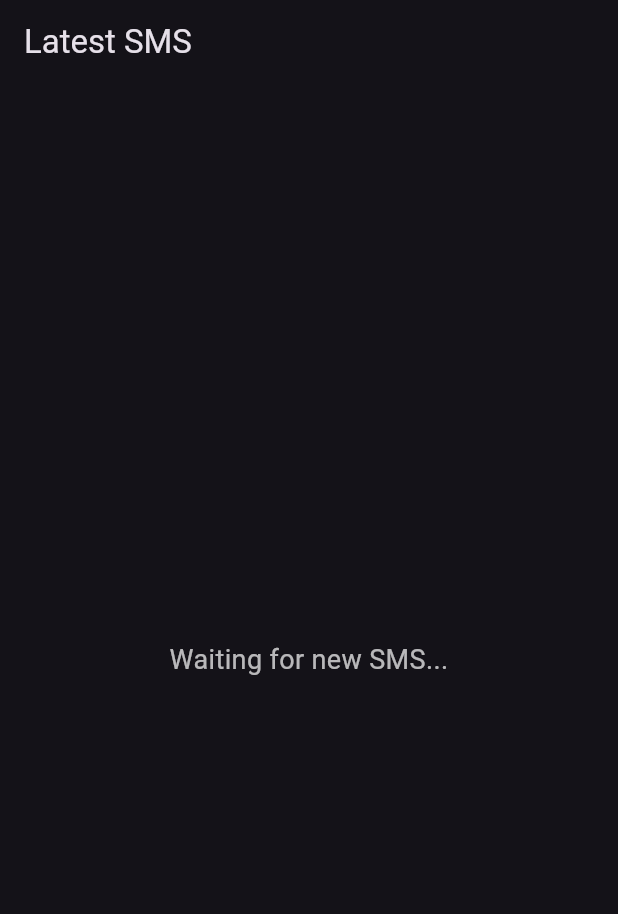
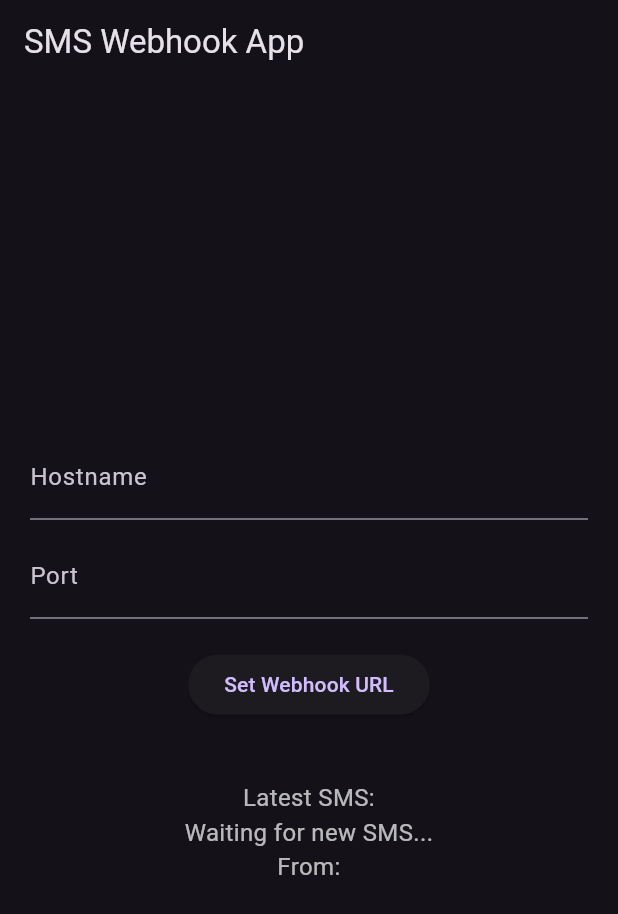
Before and after one commit to tirthraj07/Guardian360, a Flutter app: the screen it shows after launch, on a phone screen of 412 x 824 dp. Shown: the top 914 px of the screen. Run offline on Flutter 3.47's test engine with Material 3 defaults, Android fonts, the phone set to English and light mode, and no system bars; our stand-ins replace permission_handler; missing offline and left inert: flutter_sms_inbox.

Commit message:
completed sms_to_webhook app

```diff
--- a/sms_to_webhook/lib/main.dart
+++ b/sms_to_webhook/lib/main.dart
@@ -2,6 +2,8 @@ import 'package:flutter/material.dart';
 import 'package:flutter_sms_inbox/flutter_sms_inbox.dart';
 import 'package:permission_handler/permission_handler.dart';
 import 'dart:async';
+import 'dart:convert';
+import 'package:http/http.dart' as http;
 
 void main() {
   runApp(const SmsApp());
@@ -29,61 +31,156 @@ class SmsHomePage extends StatefulWidget {
 
 class _SmsHomePageState extends State<SmsHomePage> {
   final SmsQuery _query = SmsQuery();
+  final _hostnameController = TextEditingController();
+  final _portController = TextEditingController();
   String _latestMessage = "Waiting for new SMS...";
+  String _messageSender = "";
+  String? _webhookUrl;
   Timer? _timer;
+
+  String? _lastProcessedMessage; // Tracks the last processed SMS content
 
   @override
   void initState() {
     super.initState();
     _checkSmsPermission();
-    _startPollingForSms();
+  }
+
+  Future<void> _checkSmsPermission() async {
+    if (await Permission.sms.request().isGranted) {
+      debugPrint('SMS permission granted');
+    } else {
+      debugPrint('SMS permission denied');
+    }
   }
 
   void _startPollingForSms() {
+    if (_webhookUrl == null) {
+      debugPrint("Webhook URL is not set. Cannot start SMS polling.");
+      return;
+    }
+
+    _timer?.cancel(); // Ensure no duplicate timers are running
     _timer = Timer.periodic(const Duration(seconds: 1), (timer) {
       _fetchLatestSms();
     });
   }
 
-  Future<void> _checkSmsPermission() async {
-    if (await Permission.sms.request().isGranted) {
-      _fetchLatestSms();
-    } else {
-      debugPrint('SMS permission denied');
-    }
-  }
-
   Future<void> _fetchLatestSms() async {
-    if (!mounted) return;
+    if (!mounted || _webhookUrl == null) return;
 
     try {
       final messages = await _query.querySms(kinds: [SmsQueryKind.inbox], count: 1);
       if (messages.isNotEmpty && mounted) {
-        setState(() => _latestMessage = messages.first.body ?? "No content");
+        final latestMessage = messages.first.body ?? "No content";
+        final sender = messages.first.address ?? "Unknown sender";
+
+        // Send only if the message is new
+        if (latestMessage != _lastProcessedMessage) {
+          setState(() {
+            _latestMessage = latestMessage;
+            _messageSender = sender;
+          });
+          _lastProcessedMessage = latestMessage; // Update the last processed message
+          await _sendSmsToWebhook();
+        }
       }
     } catch (e) {
       debugPrint("Error fetching SMS: $e");
     }
   }
 
+  Future<void> _sendSmsToWebhook() async {
+    if (_webhookUrl == null) return;
+
+    try {
+      final response = await http.post(
+        Uri.parse(_webhookUrl!),
+        headers: {'Content-Type': 'application/json'},
+        body: jsonEncode({
+          'message_body': _latestMessage,
+          'message_sender': _messageSender,
+        }),
+      );
+
+      if (response.statusCode == 200) {
+        debugPrint('Message sent successfully to webhook');
+      } else {
+        debugPrint('Failed to send message: ${response.statusCode}');
+      }
+    } catch (e) {
+      debugPrint("Error sending SMS to webhook: $e");
+    }
+  }
+
+  void _setWebhookUrl() {
+    final hostname = _hostnameController.text.trim();
+    final port = _portController.text.trim();
+
+    if (hostname.isEmpty || port.isEmpty) {
+      ScaffoldMessenger.of(context).showSnackBar(
+        const SnackBar(content: Text("Please enter both hostname and port")),
+      );
+      return;
+    }
+
+    setState(() {
+      _webhookUrl = "http://$hostname:$port/receive_sms";
+    });
+
+    debugPrint("Webhook URL set to: $_webhookUrl");
+    ScaffoldMessenger.of(context).showSnackBar(
+      SnackBar(content: Text("Webhook URL set to: $_webhookUrl")),
+    );
+
+    _startPollingForSms();
+  }
+
   @override
   void dispose() {
     _timer?.cancel();
+    _hostnameController.dispose();
+    _portController.dispose();
     super.dispose();
   }
 
   @override
   Widget build(BuildContext context) {
     return Scaffold(
-      appBar: AppBar(title: const Text("Latest SMS")),
-      body: Center(
-        child: Padding(
-          padding: const EdgeInsets.all(20),
-          child: Text(
-            _latestMessage,
-            textAlign: TextAlign.center,
-            style: const TextStyle(fontSize: 18, color: Colors.white70),
-          ),
+      appBar: AppBar(title: const Text("SMS Webhook App")),
+      body: Padding(
+        padding: const EdgeInsets.all(20),
+        child: Column(
+          mainAxisAlignment: MainAxisAlignment.center,
+          children: [
+            TextField(
+              controller: _hostnameController,
+              decoration: const InputDecoration(
+                labelText: "Hostname",
+                hintText: "Enter webhook hostname",
+              ),
+            ),
+            const SizedBox(height: 10),
+            TextField(
+              controller: _portController,
+              decoration: const InputDecoration(
+                labelText: "Port",
+                hintText: "Enter webhook port",
+              ),
+              keyboardType: TextInputType.number,
+            ),
+            const SizedBox(height: 20),
+            ElevatedButton(
+              onPressed: _setWebhookUrl,
+              child: const Text("Set Webhook URL"),
+            ),
+            const SizedBox(height: 40),
+            Text(
+              "Latest SMS:\n$_latestMessage\nFrom: $_messageSender",
+              textAlign: TextAlign.center,
+              style: const TextStyle(fontSize: 16, color: Colors.white70),
+            ),
+          ],
         ),
       ),
     );
```
